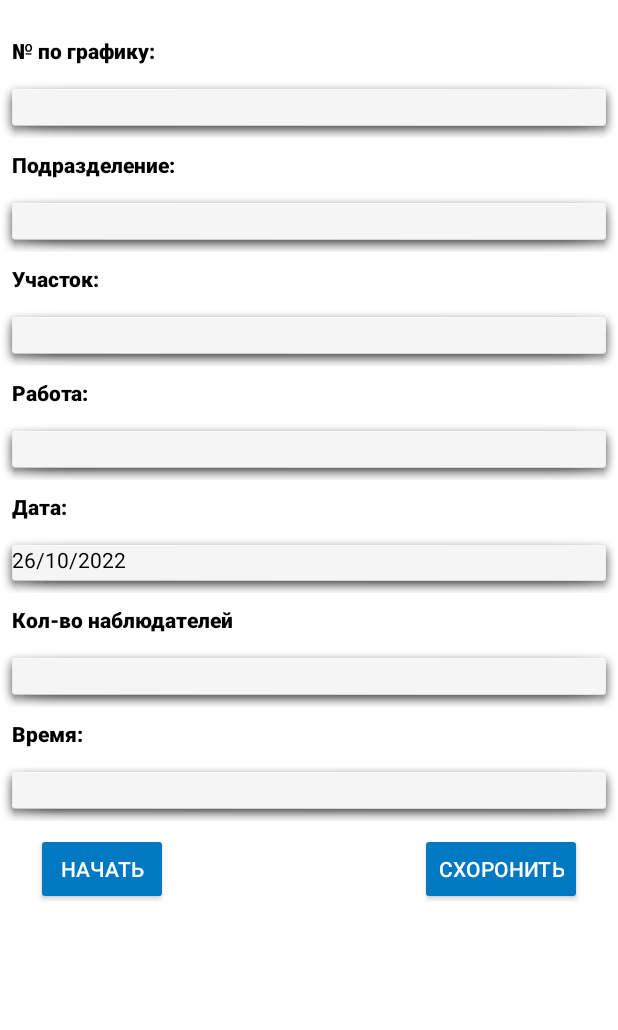
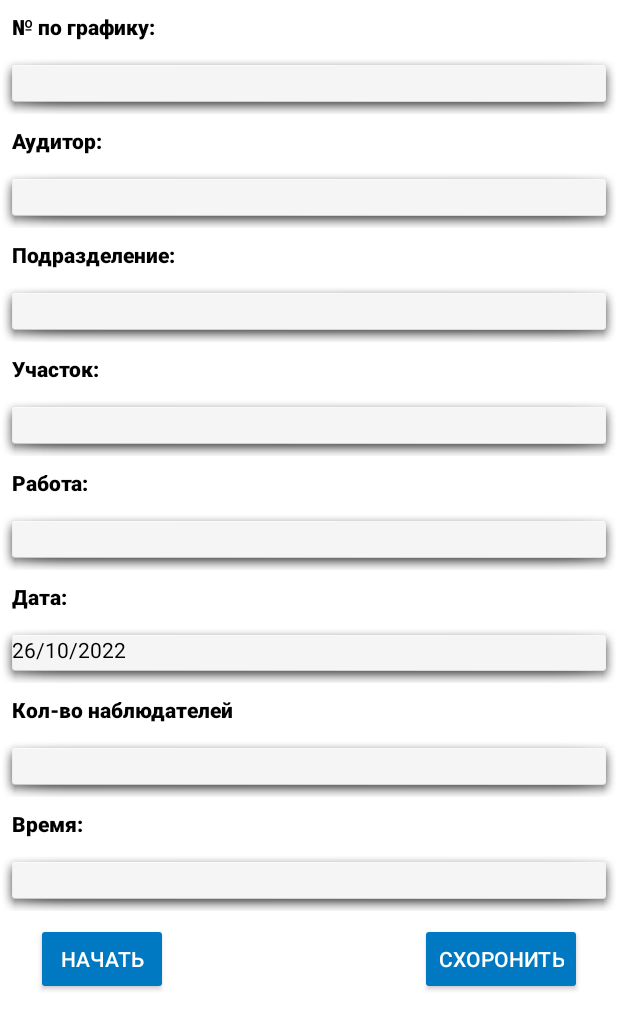
Before and after one commit to neguss/PAB, an Android app: the screen it shows after launch (MainActivity), on a phone screen of 412 x 824 dp. Shown: the top 1030 px of the screen. Run offline under Robolectric (Android 15) with nearby library versions, the phone set to English and light mode, and no system bars; Roboto replaces fonts that are not available here.

```diff
--- a/app/src/main/java/com/example/myapplication/MainActivity.kt
+++ b/app/src/main/java/com/example/myapplication/MainActivity.kt
@@ -3,15 +3,12 @@ package com.example.myapplication
 import androidx.appcompat.app.AppCompatActivity
 import android.app.Activity
 import android.os.Bundle
-import android.widget.Button
 import android.content.Intent
-import android.widget.EditText
-import android.widget.Toast
 import androidx.core.content.ContextCompat
 import java.io.File
 import android.content.pm.PackageManager
 import android.os.Build
-import android.widget.TextView
+import android.widget.*
 import androidx.annotation.RequiresApi
 import androidx.core.app.ActivityCompat
 import androidx.core.app.ActivityCompat.requestPermissions
@@ -27,6 +24,7 @@ class MainActivity : Activity() {
         super.onCreate(savedInstanceState)
         setContentView(R.layout.activity_main)
         val npp=findViewById<EditText>(R.id.npp_value)
+        val fio=findViewById<AutoCompleteTextView>(R.id.pers_value)
         val subdivision=findViewById<EditText>(R.id.subdivision_value)
         val site=findViewById<EditText>(R.id.site_value)
         val job=findViewById<EditText>(R.id.job_value)
@@ -36,8 +34,13 @@ class MainActivity : Activity() {
         val start_button=findViewById<Button>(R.id.start_btn)
         val save_button=findViewById<Button>(R.id.Save)
         val chk_activity=Intent(this,CheckActivity::class.java)
+        var pers= arrayOf("Басов С.А.","Божко Д.В","Бойко Д.В","Большаков В.В.","Ворыпаев С.В","Егупов Н.А.","Зелепукин Д.А.","Илюшов И.Н.","Кайряк А.М.","Королев А.М.","Кузнецов А.С.","Куницин С.Н.","Левин А.А.","Логач Е.С.","Лямин П.И.","Миндагалиев Р.С.","Морозов Р.А.","Морхов Д.В.","Никитенко А.А.","Никитин А.А.","Потапов А.В.","Рудов М.В.","Скворцов И.А.","Смирнов Р.В.","Сухов В.А.","Халеев С.И.","Черпита О.В.","Чурилов Э.В.","Шацких С.А.")
+        var auditorlvl= arrayOf(1,2,2,3,3,3,3,3,3,3,2,3,2,1,3,3,3,3,2,2,3,3,2,3,3,3,3,1,3)
+        var auditor= arrayOf("Начальник филиала","Ведущий инженер-энергетик","Старший мастер по ремонту скважин (капитальному, подземному)","Мастер по ремонту (капитальному,подземному)","Мастер по ремонту (капитальному,подземному)","Мастер по ремонту (капитальному,подземному)","Мастер по ремонту (капитальному,подземному)","Механик","Мастер по ремонту (капитальному,подземному)","Мастер по ремонту (капитальному,подземному)","Начальник цеха","Мастер по ремонту (капитальному,подземному)","Начальник базы","Заместитель главного инженера по ОТ, ПБ,П и ООС","Инженер по КИПиА","Мастер по ремонту (капитальному,подземному)","Мастер по ремонту (капитальному,подземному)","Мастер по ремонту (капитальному,подземному)","Старший мастер по ремонту скважин (капитальному, подземному)","Старший мастер по ремонту скважин (капитальному, подземному)","Старший механик","Старший механик","Ведущий инженер по ремонту","Мастер по ремонту","Мастер по ремонту (капитальному,подземному)","Мастер по ремонту (капитальному,подземному)","Мастер по ремонту (капитальному,подземному)","Главный инженер","Мастер по ремонту (капитальному,подземному)")
+        var persadapt=ArrayAdapter(this,com.google.android.material.R.layout.mtrl_auto_complete_simple_item,pers)
+        fio.setAdapter(persadapt)
+        var curr_dt=LocalDate.now().format(DateTimeFormatter.ofPattern("dd/MM/yyyy")).toString()
 
-        var curr_dt=LocalDate.now().format(DateTimeFormatter.ofPattern("dd/MM/yyyy")).toString()
         dt.text=curr_dt
         start_button.setOnClickListener{
             startActivityForResult(chk_activity,1)
@@ -53,6 +56,10 @@ class MainActivity : Activity() {
                     out.createNewFile()
                 }
                 out.appendText(""+npp.text +",")
+                out.appendText(""+fio.text+",")
+                var chosenone=pers.indexOf(fio.text.toString())
+                out.appendText(""+auditor[chosenone]+",")
+                out.appendText(""+auditorlvl[chosenone]+",")
                 out.appendText(""+subdivision.text+",")
                 out.appendText(""+site.text+",")
                 out.appendText(""+job.text+",")
--- a/app/src/main/res/layout/activity_main.xml
+++ b/app/src/main/res/layout/activity_main.xml
@@ -5,6 +5,7 @@
     android:layout_width="match_parent"
     android:layout_height="match_parent"
     android:background="@color/cardview_light_background"
+    app:layout_scrollFlags="scroll"
     tools:context=".MainActivity">
 
     <TextView
@@ -12,7 +13,7 @@
         android:layout_width="wrap_content"
         android:layout_height="wrap_content"
         android:layout_marginStart="8dp"
-        android:layout_marginTop="24dp"
+        android:layout_marginTop="8dp"
         android:fontFamily="sans-serif-black"
         android:text="№ по графику:"
         android:textColor="@color/black"
@@ -29,7 +30,7 @@
         android:text="Подразделение:"
         android:textColor="@color/black"
         app:layout_constraintStart_toStartOf="parent"
-        app:layout_constraintTop_toBottomOf="@+id/npp_value" />
+        app:layout_constraintTop_toBottomOf="@+id/pers_value" />
 
     <TextView
         android:id="@+id/site_label"
@@ -207,4 +208,27 @@
         app:layout_constraintEnd_toEndOf="parent"
         app:layout_constraintTop_toBottomOf="@+id/time_value" />
 
+    <TextView
+        android:id="@+id/pers_label"
+        android:layout_width="wrap_content"
+        android:layout_height="wrap_content"
+        android:layout_marginStart="8dp"
+        android:layout_marginTop="8dp"
+        android:fontFamily="sans-serif-black"
+        android:text="Аудитор:"
+        android:textColor="@color/black"
+        app:layout_constraintStart_toStartOf="parent"
+        app:layout_constraintTop_toBottomOf="@+id/npp_value" />
+
+    <AutoCompleteTextView
+        android:id="@+id/pers_value"
+        android:layout_width="0dp"
+        android:layout_height="wrap_content"
+        android:layout_marginTop="8dp"
+        android:background="@android:drawable/dialog_holo_light_frame"
+        android:textColor="@color/black"
+        app:layout_constraintEnd_toEndOf="parent"
+        app:layout_constraintStart_toStartOf="parent"
+        app:layout_constraintTop_toBottomOf="@+id/pers_label" />
+
 </androidx.constraintlayout.widget.ConstraintLayout>
```
